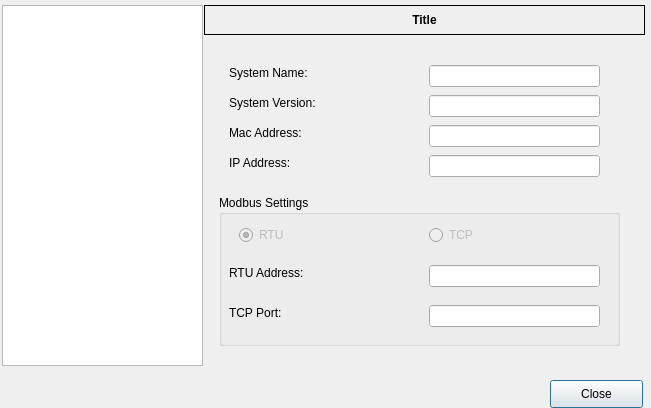
This is iTmsRdm/icfgdlg.ui in fzlgejiao/PTMS as Qt 5 draws it before an edit. The edited form follows.
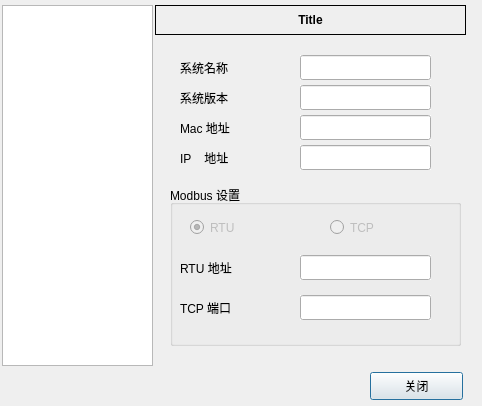
This is the edited form.

Commit message: 1) add tag alarm status to rdm gui

```diff
--- a/iTmsRdm/icfgdlg.ui
+++ b/iTmsRdm/icfgdlg.ui
@@ -6,8 +6,8 @@
    <rect>
     <x>0</x>
     <y>0</y>
-    <width>651</width>
-    <height>408</height>
+    <width>482</width>
+    <height>406</height>
    </rect>
   </property>
   <property name="windowTitle">
@@ -18,7 +18,7 @@
     <rect>
      <x>2</x>
      <y>5</y>
-     <width>201</width>
+     <width>151</width>
      <height>361</height>
     </rect>
    </property>
@@ -32,9 +32,9 @@
   <widget class="QStackedWidget" name="stackedWidget">
    <property name="geometry">
     <rect>
-     <x>209</x>
+     <x>160</x>
      <y>35</y>
-     <width>431</width>
+     <width>311</width>
      <height>331</height>
     </rect>
    </property>
@@ -46,22 +46,22 @@
      <property name="geometry">
       <rect>
        <x>20</x>
-       <y>60</y>
-       <width>121</width>
-       <height>16</height>
+       <y>50</y>
+       <width>80</width>
+       <height>25</height>
       </rect>
      </property>
      <property name="text">
-      <string>System Version:</string>
+      <string>系统版本</string>
      </property>
     </widget>
     <widget class="QLineEdit" name="leVersion">
      <property name="geometry">
       <rect>
-       <x>220</x>
-       <y>60</y>
-       <width>171</width>
-       <height>22</height>
+       <x>140</x>
+       <y>50</y>
+       <width>131</width>
+       <height>25</height>
       </rect>
      </property>
      <property name="autoFillBackground">
@@ -75,21 +75,21 @@
      <property name="geometry">
       <rect>
        <x>10</x>
-       <y>160</y>
-       <width>401</width>
-       <height>151</height>
+       <y>150</y>
+       <width>291</width>
+       <height>161</height>
       </rect>
      </property>
      <property name="title">
-      <string>Modbus Settings</string>
+      <string>Modbus 设置</string>
      </property>
      <widget class="QLineEdit" name="leModbusPort">
       <property name="geometry">
        <rect>
-        <x>210</x>
+        <x>130</x>
         <y>110</y>
-        <width>171</width>
-        <height>22</height>
+        <width>131</width>
+        <height>25</height>
        </rect>
       </property>
       <property name="autoFillBackground">
@@ -102,10 +102,10 @@
      <widget class="QLineEdit" name="leModbusAddr">
       <property name="geometry">
        <rect>
-        <x>210</x>
+        <x>130</x>
         <y>70</y>
-        <width>171</width>
-        <height>22</height>
+        <width>131</width>
+        <height>25</height>
        </rect>
       </property>
       <property name="autoFillBackground">
@@ -120,12 +120,12 @@
        <rect>
         <x>10</x>
         <y>110</y>
-        <width>161</width>
-        <height>16</height>
+        <width>80</width>
+        <height>25</height>
        </rect>
       </property>
       <property name="text">
-       <string>TCP Port:</string>
+       <string>TCP 端口</string>
       </property>
      </widget>
      <widget class="QLabel" name="label_4">
@@ -133,12 +133,12 @@
        <rect>
         <x>10</x>
         <y>70</y>
-        <width>161</width>
-        <height>16</height>
+        <width>80</width>
+        <height>25</height>
        </rect>
       </property>
       <property name="text">
-       <string>RTU Address:</string>
+       <string>RTU 地址</string>
       </property>
      </widget>
      <widget class="QRadioButton" name="rbtnRTU">
@@ -150,7 +150,7 @@
         <x>20</x>
         <y>30</y>
         <width>95</width>
-        <height>20</height>
+        <height>25</height>
        </rect>
       </property>
       <property name="text">
@@ -166,10 +166,10 @@
       </property>
       <property name="geometry">
        <rect>
-        <x>210</x>
+        <x>160</x>
         <y>30</y>
         <width>95</width>
-        <height>20</height>
+        <height>25</height>
        </rect>
       </property>
       <property name="text">
@@ -180,10 +180,10 @@
     <widget class="QLineEdit" name="leRdmMac">
      <property name="geometry">
       <rect>
-       <x>220</x>
-       <y>90</y>
-       <width>171</width>
-       <height>22</height>
+       <x>140</x>
+       <y>80</y>
+       <width>131</width>
+       <height>25</height>
       </rect>
      </property>
      <property name="autoFillBackground">
@@ -197,22 +197,22 @@
      <property name="geometry">
       <rect>
        <x>20</x>
-       <y>90</y>
-       <width>121</width>
-       <height>16</height>
+       <y>80</y>
+       <width>80</width>
+       <height>25</height>
       </rect>
      </property>
      <property name="text">
-      <string>Mac Address:</string>
+      <string>Mac 地址</string>
      </property>
     </widget>
     <widget class="QLineEdit" name="leRdmName">
      <property name="geometry">
       <rect>
-       <x>220</x>
-       <y>30</y>
-       <width>171</width>
-       <height>22</height>
+       <x>140</x>
+       <y>20</y>
+       <width>131</width>
+       <height>25</height>
       </rect>
      </property>
      <property name="autoFillBackground">
@@ -226,22 +226,22 @@
      <property name="geometry">
       <rect>
        <x>20</x>
-       <y>30</y>
-       <width>121</width>
-       <height>16</height>
+       <y>20</y>
+       <width>80</width>
+       <height>25</height>
       </rect>
      </property>
      <property name="text">
-      <string>System Name:</string>
+      <string>系统名称</string>
      </property>
     </widget>
     <widget class="QLineEdit" name="leRdmIP">
      <property name="geometry">
       <rect>
-       <x>220</x>
-       <y>120</y>
-       <width>171</width>
-       <height>22</height>
+       <x>140</x>
+       <y>110</y>
+       <width>131</width>
+       <height>25</height>
       </rect>
      </property>
      <property name="autoFillBackground">
@@ -255,13 +255,13 @@
      <property name="geometry">
       <rect>
        <x>20</x>
-       <y>120</y>
-       <width>121</width>
-       <height>16</height>
+       <y>110</y>
+       <width>80</width>
+       <height>25</height>
       </rect>
      </property>
      <property name="text">
-      <string>IP Address:</string>
+      <string>IP    地址</string>
      </property>
     </widget>
    </widget>
@@ -384,9 +384,9 @@
   <widget class="QLabel" name="lbTitle">
    <property name="geometry">
     <rect>
-     <x>204</x>
+     <x>155</x>
      <y>5</y>
-     <width>441</width>
+     <width>311</width>
      <height>30</height>
     </rect>
    </property>
@@ -412,14 +412,14 @@
   <widget class="QPushButton" name="btnClose">
    <property name="geometry">
     <rect>
-     <x>550</x>
-     <y>380</y>
+     <x>370</x>
+     <y>372</y>
      <width>93</width>
      <height>28</height>
     </rect>
    </property>
    <property name="text">
-    <string>Close</string>
+    <string>关闭</string>
    </property>
   </widget>
  </widget>
```
Left out of the diff: 46 changed lines with no effect on the pictures. The commit also changes 4 other files.
